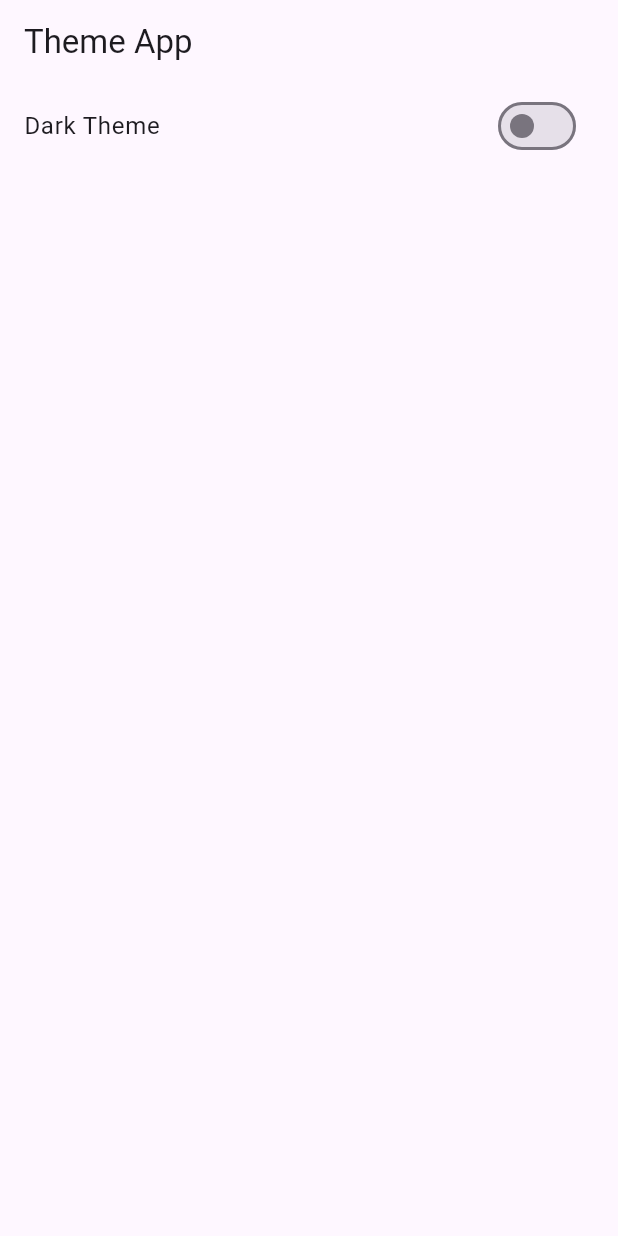
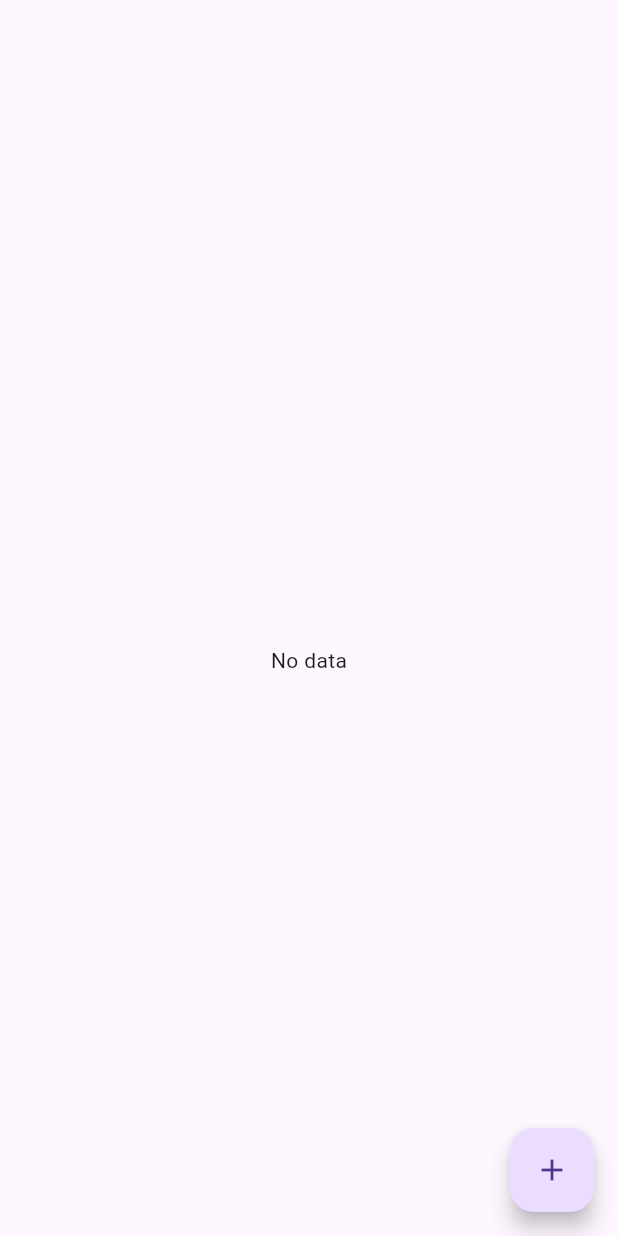
Before and after one commit to ankitpsamrat/Flutter-provider-explore, a Flutter app: the screen it shows after launch, on a phone screen of 412 x 824 dp. Run offline on Flutter 3.47's test engine with Material 3 defaults, Android fonts, the phone set to English and light mode, and no system bars.

Commit message:
list map data

```diff
--- /dev/null
+++ b/lib/dataList/data_provider.dart
@@ -0,0 +1,22 @@
+import 'package:flutter/material.dart';
+
+class DataProvider extends ChangeNotifier {
+  final List<Map<String, dynamic>> _dataList = [];
+
+  List<Map<String, dynamic>> get dataList => _dataList;
+
+  void addData(Map<String, dynamic> data) {
+    _dataList.add(data);
+    notifyListeners();
+  }
+
+  void updateData(Map<String, dynamic> updatedData, int index) {
+    _dataList[index] = updatedData;
+    notifyListeners();
+  }
+
+  void deleteData(int index) {
+    _dataList.removeAt(index);
+    notifyListeners();
+  }
+}
--- /dev/null
+++ b/lib/dataList/data_screen.dart
@@ -0,0 +1,66 @@
+import 'package:explore_provider/dataList/data_provider.dart';
+import 'package:flutter/material.dart';
+import 'package:provider/provider.dart';
+
+class DataScreen extends StatelessWidget {
+  const DataScreen({super.key});
+
+  @override
+  Widget build(BuildContext context) {
+    debugPrint('statement');
+    return Scaffold(
+      appBar: AppBar(),
+      body: Consumer<DataProvider>(
+        builder: (context, provider, child) {
+          final List<Map<String, dynamic>> allData = provider.dataList;
+
+          return (allData.isNotEmpty)
+              ? ListView.builder(
+                  itemCount: allData.length,
+                  itemBuilder: (BuildContext context, int index) {
+                    final Map<String, dynamic> data = allData[index];
+
+                    return ListTile(
+                      title: Text('${data['Name']}'),
+                      subtitle: Text('${data['No']}'),
+                      trailing: Row(
+                        mainAxisSize: MainAxisSize.min,
+                        children: [
+                          IconButton(
+                            onPressed: () {
+                              context.read<DataProvider>().updateData({
+                                'Name': 'Samrat',
+                                'No': 1234567890,
+                              }, index);
+                            },
+                            icon: const Icon(Icons.edit),
+                          ),
+                          IconButton(
+                            onPressed: () {
+                              context.read<DataProvider>().deleteData(index);
+                            },
+                            icon: const Icon(
+                              Icons.delete,
+                              color: Colors.red,
+                            ),
+                          ),
+                        ],
+                      ),
+                    );
+                  },
+                )
+              : const Center(child: Text('No data'));
+        },
+      ),
+      floatingActionButton: FloatingActionButton(
+        child: const Icon(Icons.add),
+        onPressed: () {
+          context.read<DataProvider>().addData({
+            'Name': 'Ankit',
+            'No': 1234567890,
+          });
+        },
+      ),
+    );
+  }
+}
--- a/lib/main.dart
+++ b/lib/main.dart
@@ -1,11 +1,11 @@
-import 'package:flutter/material.dart';
-import 'package:provider/provider.dart';
-
 import 'package:explore_provider/counter/counter_provider.dart';
+import 'package:explore_provider/dataList/data_provider.dart';
+import 'package:explore_provider/dataList/data_screen.dart';
 import 'package:explore_provider/favourite/favourite_provider.dart';
 import 'package:explore_provider/slider/slider_provider.dart';
 import 'package:explore_provider/theme/theme_provider.dart';
-import 'package:explore_provider/theme/theme_screen.dart';
+import 'package:flutter/material.dart';
+import 'package:provider/provider.dart';
 
 void main() {
   runApp(const MyApp());
@@ -22,6 +22,7 @@
         ChangeNotifierProvider(create: (_) => SliderProvider()),
         ChangeNotifierProvider(create: (_) => FavouriteProvider()),
         ChangeNotifierProvider(create: (_) => ThemeProvider()),
+        ChangeNotifierProvider(create: (_) => DataProvider()),
       ],
       // for theme provider to work, we need to wrap MaterialApp with Builder
       child: Builder(
@@ -33,7 +34,8 @@
             // home: HomeScreen(),
             // home: SliderScreen(),
             // home: FavouriteScreen(),
-            home: const ThemeScreen(),
+            // home: const ThemeScreen(),
+            home: const DataScreen(),
           );
         },
       ),
```
